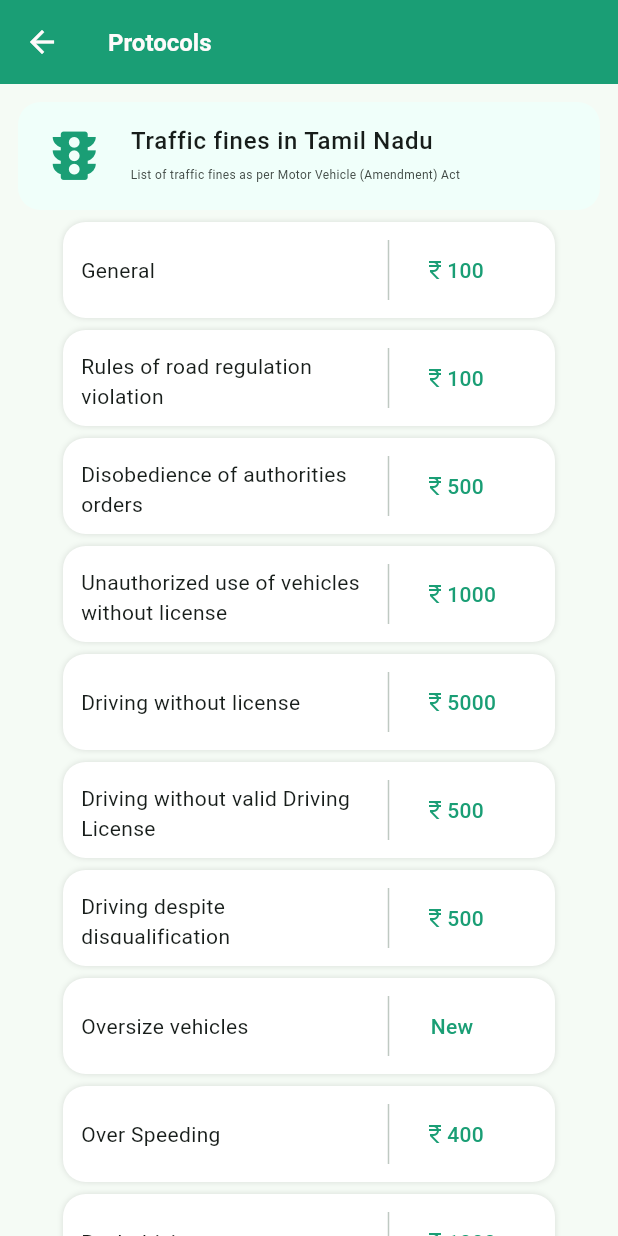
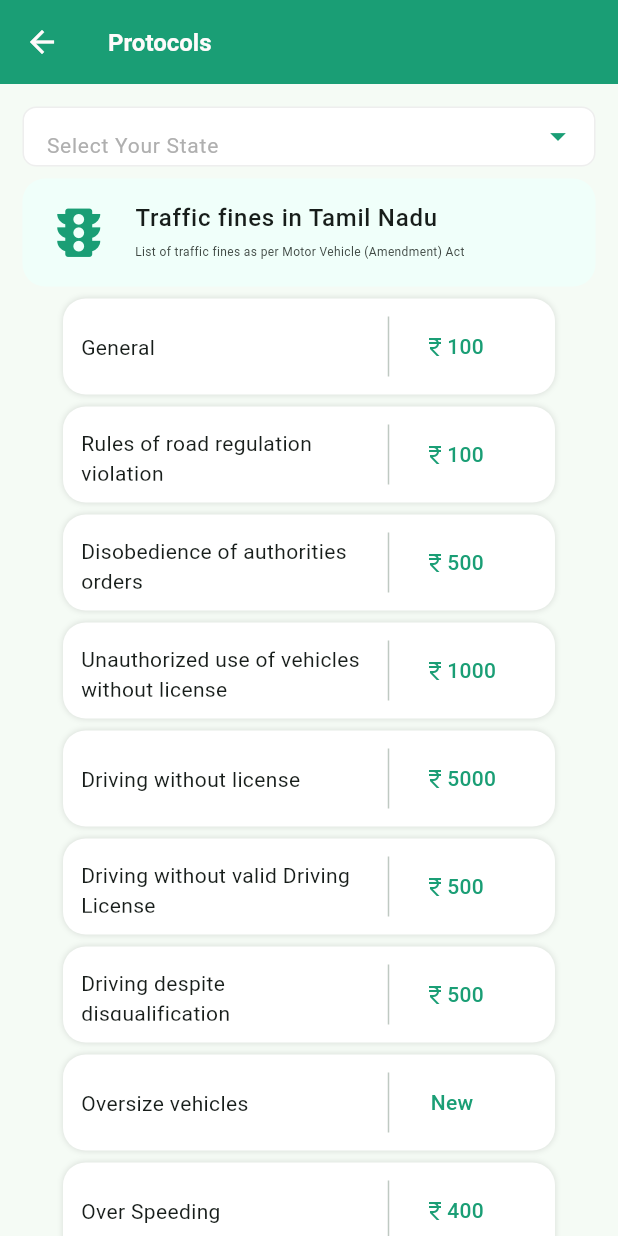
Before and after one commit to abichengs01/parkqwik_clone, a Flutter app: the Protocols screen opened directly, on a phone screen of 412 x 824 dp. Run offline on Flutter 3.47's test engine with Material 3 defaults, Android fonts, the phone set to English and light mode, and no system bars; our stand-ins replace carousel_slider, expandable, font_awesome_flutter.

Commit message:
bottomsheet used in protocol page

```diff
--- a/lib/protocol.dart
+++ b/lib/protocol.dart
@@ -11,6 +11,52 @@ class Protocols extends StatefulWidget {
 }
 
 class _ProtocolsState extends State<Protocols> {
+
+  TextEditingController _stateController = TextEditingController();
+  String _selectedState = '';
+
+  final List<String> statesList = [
+    'Andhra Pradesh', 'Arunachal Pradesh', 'Assam', 'Bihar', 'Chhattisgarh',
+    'Goa', 'Gujarat', 'Haryana', 'Himachal Pradesh', 'Jharkhand', 'Karnataka',
+    'Kerala', 'Madhya Pradesh', 'Maharashtra', 'Manipur', 'Meghalaya', 'Mizoram',
+    'Nagaland', 'Odisha', 'Punjab', 'Rajasthan', 'Sikkim', 'Tamil Nadu', 'Telangana',
+    'Tripura', 'Uttar Pradesh', 'Uttarakhand', 'West Bengal'
+  ];
+
+  void _openStateSelector() async {
+    String selectedState = await showModalBottomSheet(
+      context: context,
+      builder: (BuildContext context) {
+        return Container(
+          height: 500.0,
+          child: Column(
+            children: <Widget>[
+              ListTile(
+                title: Text('Select State',style: TextStyle(
+                    fontWeight: FontWeight.w600,color: Colors.black),),
+              ),
+              Expanded(
+                child: ListView.builder(
+                  itemCount: statesList.length,
+                  itemBuilder: (BuildContext context, int index) {
+                    final state = statesList[index];
+                    return ListTile(
+                      title: Text(state),
+                      onTap: () {
+                        setState(() {
+                          _selectedState = state;
+                          _stateController.text = _selectedState;
+                        });},
+                    );
+                    },
+                ),
+              ),
+            ],
+          ),
+        );
+      },
+    );
+  }
   @override
   Widget build(BuildContext context) {
     return Scaffold(
@@ -26,16 +72,36 @@ class _ProtocolsState extends State<Protocols> {
       body: SingleChildScrollView(
         scrollDirection: Axis.vertical,
           child: Padding(
-            padding: const EdgeInsets.all(12.0),
+            padding: const EdgeInsets.all(15.0),
             child: Column(mainAxisAlignment: MainAxisAlignment.center,
               crossAxisAlignment: CrossAxisAlignment.center,
               children: [
-                // ExpansionTile(title: Text("Select Your State",
-                // style: TextStyle(fontSize: 14,fontWeight: FontWeight.w500)),)
+                Container( height: 40,
+                  decoration: BoxDecoration(
+                    border: Border.all(color: Colors.grey.shade200),
+                      color: Color(0xFFFFFFFF),
+                      borderRadius: BorderRadius.circular(9)
+                  ),
+                  child: Padding(
+                    padding: const EdgeInsets.only(left: 15.0),
+                    child: TextField(
+                      decoration: InputDecoration(
+                        hintText: "Select Your State",
+                        hintStyle: TextStyle(fontSize: 14,fontWeight: FontWeight.w400,
+                            color:Color(0xFFAFAFAF) ),
+                        border: InputBorder.none,
+                        suffixIcon: Icon(Icons.arrow_drop_down,color: AppColor.primary,size: 25,)
+                      ),
+                      controller: _stateController,
+                      onTap: _openStateSelector,
+                    ),
+                  ),
+
+                ),
+                SizedBox(height: 8,),
                 ListTile(tileColor: Color(0xFFF0FFFA),
                   shape: RoundedRectangleBorder(
                     borderRadius: BorderRadius.circular(15),
-                    //side: BorderSide(color: Colors.black),
                   ),
                   leading: Icon(Icons.traffic,color: AppColor.primary,size: 43,),
                   title: Text("Traffic fines in Tamil Nadu",style: TextStyle(
```
